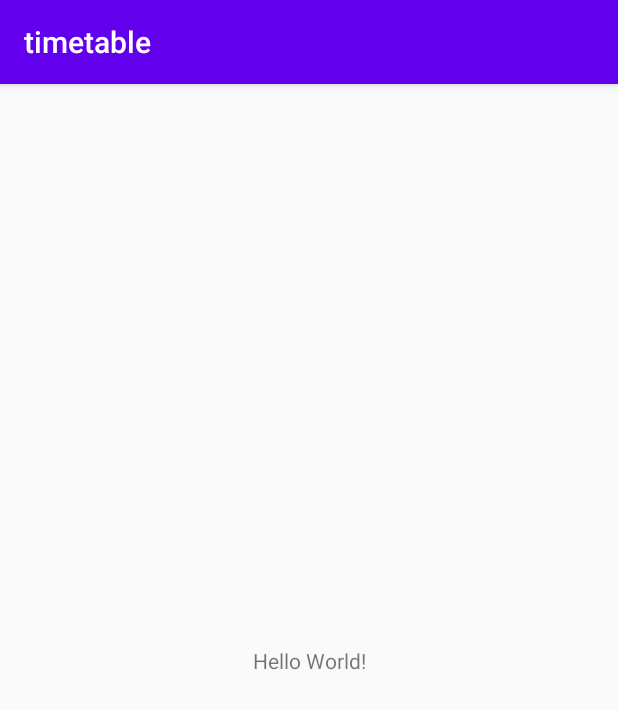
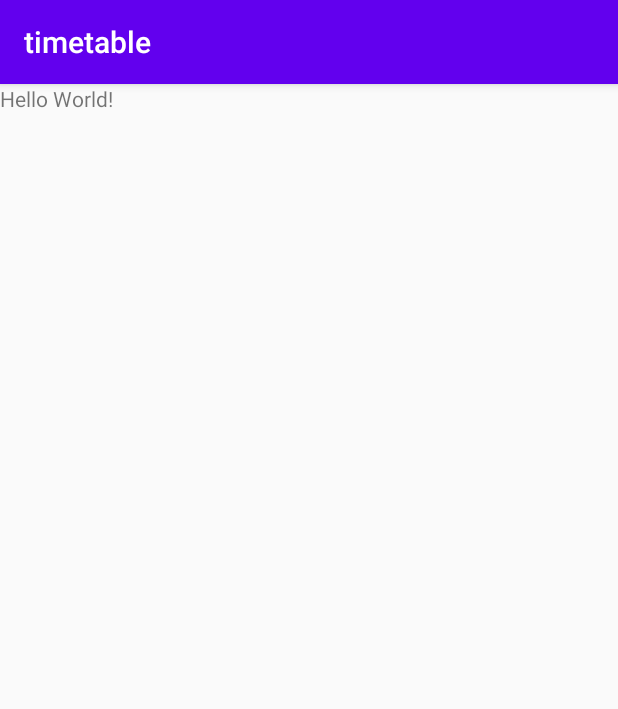
Before and after one commit to Aprekek/Timetable, an Android app: the screen it shows after launch (MainActivity), on a phone screen of 412 x 824 dp. Shown: the top 709 px of the screen. Run offline under Robolectric (Android 15) with nearby library versions, the phone set to English and light mode, and no system bars.

Commit message:
TT-10 Добавил зависимости

```diff
--- a/app/src/main/res/layout/activity_main.xml
+++ b/app/src/main/res/layout/activity_main.xml
@@ -1,6 +1,5 @@
 <?xml version="1.0" encoding="utf-8"?>
-<androidx.constraintlayout.widget.ConstraintLayout xmlns:android="http://schemas.android.com/apk/res/android"
-    xmlns:app="http://schemas.android.com/apk/res-auto"
+<FrameLayout xmlns:android="http://schemas.android.com/apk/res/android"
     xmlns:tools="http://schemas.android.com/tools"
     android:layout_width="match_parent"
     android:layout_height="match_parent"
@@ -9,10 +8,6 @@
     <TextView
         android:layout_width="wrap_content"
         android:layout_height="wrap_content"
-        android:text="Hello World!"
-        app:layout_constraintBottom_toBottomOf="parent"
-        app:layout_constraintLeft_toLeftOf="parent"
-        app:layout_constraintRight_toRightOf="parent"
-        app:layout_constraintTop_toTopOf="parent" />
+        android:text="Hello World!" />
 
-</androidx.constraintlayout.widget.ConstraintLayout>
+</FrameLayout>
--- /dev/null
+++ b/buildSrc/build.gradle
@@ -0,0 +1 @@
+apply plugin: 'groovy'
```
Also changed, not shown: app/build.gradle (+5 -8 lines), build.gradle (+4 -6 lines), buildSrc/src/main/java/ru/fevgenson/timetable/Dependencies.java (added, +69 -0 lines), 1 other file.
